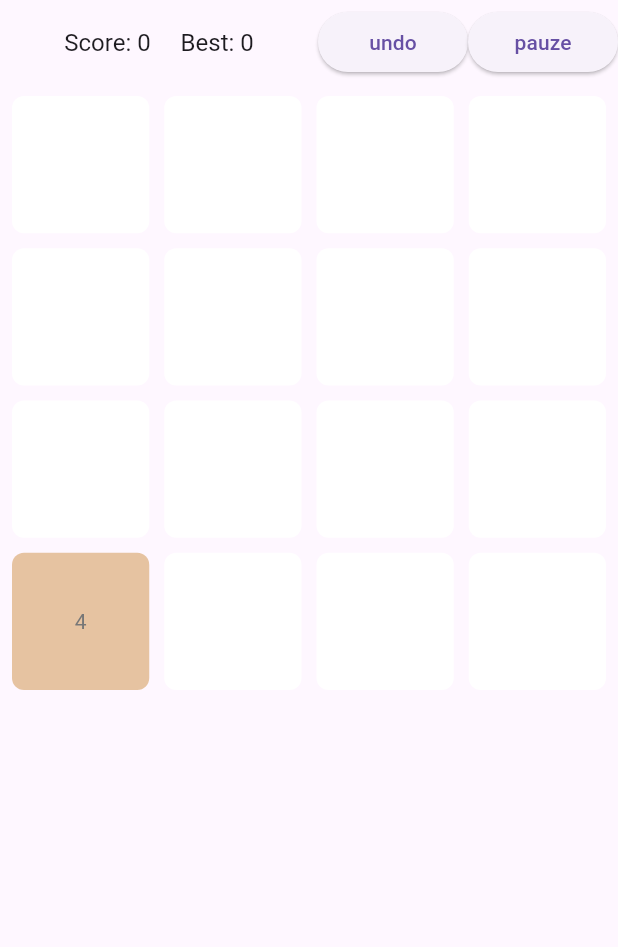
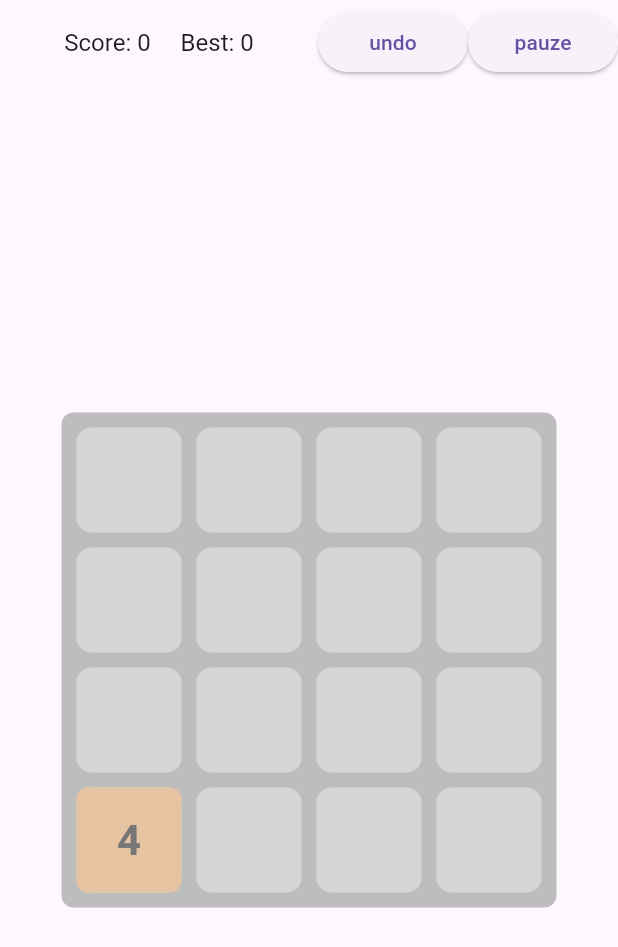
Before and after one commit to 0353497/2048_skills_w29, a Flutter app: the screen it shows after launch, after a tap on "New Game", on a phone screen of 412 x 824 dp. Shown: the top 947 px of the screen. Run offline on Flutter 3.47's test engine with Material 3 defaults, Android fonts, the phone set to English and light mode, and no system bars; our stand-ins replace shared_preferences.

Commit message:
Refactor ScoreContainer to StatefulWidget and implement animation; add TileModel and SwipeDirection model; enhance game logic and UI components

```diff
--- /dev/null
+++ b/lib/components/game_background.dart
@@ -0,0 +1,44 @@
+
+import 'package:flutter/material.dart';
+
+class GameBackground extends StatelessWidget {
+  final int size;
+  final double cellSize;
+  final double cellSpacing;
+
+  const GameBackground({
+    super.key,
+    required this.size,
+    required this.cellSize,
+    required this.cellSpacing,
+  });
+
+  @override
+  Widget build(BuildContext context) {
+    return Container(
+      decoration: BoxDecoration(
+        color: Colors.grey[400],
+        borderRadius: BorderRadius.circular(8),
+      ),
+      padding: EdgeInsets.all(cellSpacing),
+      child: Stack(
+        children: [
+          for (int row = 0; row < size; row++)
+            for (int col = 0; col < size; col++)
+              Positioned(
+                left: col * (cellSize + cellSpacing),
+                top: row * (cellSize + cellSpacing),
+                child: Container(
+                  width: cellSize,
+                  height: cellSize,
+                  decoration: BoxDecoration(
+                    color: Colors.grey[350],
+                    borderRadius: BorderRadius.circular(10),
+                  ),
+                ),
+              ),
+        ],
+      ),
+    );
+  }
+}
--- a/lib/components/score_container.dart
+++ b/lib/components/score_container.dart
@@ -1,40 +1,101 @@
 import 'package:flutter/material.dart';
 import 'package:the_modern_edition_2048/utils/colorhandler.dart';
 
-class ScoreContainer extends StatelessWidget {
-  const ScoreContainer({super.key, required this.score});
+class ScoreContainer extends StatefulWidget {
+  const ScoreContainer({
+    super.key,
+    required this.score,
+    required this.position,
+    required this.cellSize,
+    this.isNew = false,
+  });
+
   final int score;
+  final Offset position;
+  final double cellSize;
+  final bool isNew;
+
+  @override
+  State<ScoreContainer> createState() => _ScoreContainerState();
+}
+
+class _ScoreContainerState extends State<ScoreContainer> with SingleTickerProviderStateMixin {
+  AnimationController? _scaleController;
+  Animation<double>? _scaleAnimation;
+
+  @override
+  void initState() {
+    super.initState();
+    _initializeAnimation();
+  }
+
+  void _initializeAnimation() {
+    _scaleController = AnimationController(
+      duration: const Duration(milliseconds: 400),
+      vsync: this,
+    );
+
+    _scaleAnimation = Tween<double>(
+      begin: widget.isNew ? 0.1 : 1.0,
+      end: 1.0,
+    ).animate(CurvedAnimation(
+      parent: _scaleController!,
+      curve: Curves.easeInOutBack,
+    ));
+
+    if (widget.isNew) {
+      _scaleController!.forward();
+    }
+  }
+
+  @override
+  void dispose() {
+    _scaleController?.dispose();
+    super.dispose();
+  }
+
   @override
   Widget build(BuildContext context) {
-    if (score == 0) {
-      return Container(
-        decoration: BoxDecoration(
-        color: ColorHandler.getColorFromValue(score),
-        borderRadius: BorderRadius.circular(8)
-      ),
-      child: Center(
-        child: Text(
-          score == 0 ? '' : score.toString(),
-          style: TextStyle(
-            color: ColorHandler.getTextColorFromValue(score)
-          ),
-        ),
+    if (_scaleController == null || _scaleAnimation == null) {
+      _initializeAnimation();
+    }
+
+    return AnimatedPositioned(
+      duration: const Duration(milliseconds: 300),
+      curve: Curves.easeInOut,
+      left: widget.position.dx,
+      top: widget.position.dy,
+      width: widget.cellSize,
+      height: widget.cellSize,
+      child: AnimatedBuilder(
+        animation: _scaleAnimation!,
+        builder: (context, child) {
+          return Transform.scale(
+            scale: _scaleAnimation!.value,
+            child: child,
+          );
+        },
+        child: _buildTileContent(),
       ),
     );
   }
 
-
-    return AnimatedContainer(
-      duration: Duration(milliseconds: 500),
+  Widget _buildTileContent() {
+    return widget.score == 0
+      ? const SizedBox()
+      : AnimatedContainer(
+          duration: const Duration(milliseconds: 300),
           decoration: BoxDecoration(
-        color: ColorHandler.getColorFromValue(score),
-        borderRadius: BorderRadius.circular(8)
+            color: ColorHandler.getColorFromValue(widget.score),
+            borderRadius: BorderRadius.circular(8),
           ),
           child: Center(
             child: Text(
-          score == 0 ? '' : score.toString(),
+              widget.score.toString(),
               style: TextStyle(
-            color: ColorHandler.getTextColorFromValue(score)
+                fontSize: widget.score > 100 ? 22 : 28,
+                fontWeight: FontWeight.bold,
+                color: ColorHandler.getTextColorFromValue(widget.score),
               ),
             ),
           ),
--- a/lib/game.dart
+++ b/lib/game.dart
@@ -2,17 +2,14 @@ import 'dart:convert';
 import 'dart:math';
 
 import 'package:flutter/material.dart';
+import 'package:the_modern_edition_2048/components/game_background.dart';
 import 'package:the_modern_edition_2048/components/game_over_dialog.dart';
 import 'package:the_modern_edition_2048/components/score_container.dart';
 import 'package:the_modern_edition_2048/homepage.dart';
 import 'package:shared_preferences/shared_preferences.dart';
+import 'package:the_modern_edition_2048/models/swipe_direction_model.dart';
+import 'package:the_modern_edition_2048/models/tile_model.dart';
 
-enum SwipeDirection {
-  up,
-  down,
-  left,
-  right,
-}
 
 class GamePage extends StatefulWidget {
   const GamePage({super.key, this.isLastGame = false});
@@ -22,7 +19,6 @@ class GamePage extends StatefulWidget {
 }
 
 class _GamePageState extends State<GamePage> {
-
   List<List<int>> game = [
     [0, 0, 0, 0],
     [0, 0, 0, 0],
@@ -30,10 +26,16 @@ class _GamePageState extends State<GamePage> {
     [0, 0, 0, 0]
   ];
   List<List<List<int>>> gameStates = [];
+  List<TileModel> tiles = [];
+  int nextTileId = 0;
   bool isGameOver = false;
   int currentScore = 0;
   int highScore = 0;
 
+  final int gridSize = 4;
+  final double cellSize = 70.0;
+  final double cellSpacing = 10.0;
+  (int, int) lastAddedPosition = (0, 0);
   final Duration _debounceTime = Duration(milliseconds: 400);
   bool _isProcessingSwipe = false;
   late SharedPreferences prefs;
@@ -46,16 +48,57 @@ class _GamePageState extends State<GamePage> {
     if (widget.isLastGame) setupLastGame();
   }
 
+  void _updateTilesList() {
+    Map<String, TileModel> existingTilesByPosition = {};
+    for (var tile in tiles) {
+      existingTilesByPosition["${tile.row}-${tile.col}"] = tile;
+    }
+
+    List<TileModel> newTiles = [];
+
+    for (int row = 0; row < game.length; row++) {
+      for (int col = 0; col < game[row].length; col++) {
+        int value = game[row][col];
+        if (value > 0) {
+          String posKey = "$row-$col";
+          if (existingTilesByPosition.containsKey(posKey)) {
+            TileModel existing = existingTilesByPosition[posKey]!;
+            if (existing.value != value) {
+              newTiles.add(existing.copyWith(value: value, isNew: false));
+            } else {
+              newTiles.add(existing.copyWith(isNew: false));
+            }
+          } else {
+            newTiles.add(TileModel(
+              id: "$row-$col-$nextTileId",
+              value: value,
+              row: row,
+              col: col,
+              isNew: true,
+            ));
+            nextTileId++;
+          }
+        }
+      }
+    }
+
+    setState(() {
+      tiles = newTiles;
+    });
+  }
+
   @override
   Widget build(BuildContext context) {
+    double gridWidth = gridSize * cellSize + (gridSize + 1) * cellSpacing;
+
     return Scaffold(
       appBar: AppBar(
         automaticallyImplyLeading: false,
         title: Row(
-          spacing: 20,
           mainAxisAlignment: MainAxisAlignment.center,
           children: [
             Text("Score: $currentScore", style: TextStyle(fontSize: 16)),
+            SizedBox(width: 20),
             Text("Best: $highScore", style: TextStyle(fontSize: 16)),
           ],
         ),
@@ -83,7 +126,7 @@ class _GamePageState extends State<GamePage> {
           } else if (details.delta.dy > 5) {
             _handleSwipe(SwipeDirection.down);
           }
-          if (details.delta.dx < -5) {
+          else if (details.delta.dx < -5) {
             _handleSwipe(SwipeDirection.left);
           } else if (details.delta.dx > 5) {
             _handleSwipe(SwipeDirection.right);
@@ -98,25 +141,19 @@ class _GamePageState extends State<GamePage> {
         },
         child: SizedBox.expand(
           child: SafeArea(
-            child: Padding(
-              padding: const EdgeInsets.all(8.0),
             child: Center(
+              child: SizedBox(
+                width: gridWidth,
+                height: gridWidth,
                 child: Stack(
                   children: [
-                    GridView.count(
-                      physics: NeverScrollableScrollPhysics(),
-                      mainAxisSpacing: 10,
-                      crossAxisSpacing: 10,
-                      crossAxisCount: 4,
-                      children: [
-                        for (final rows in game)
-                        ...rows.map(
-                          (number) {
-                            return ScoreContainer(score: number);
-                          }
-                        )
-                      ],
+                    GameBackground(
+                      size: gridSize,
+                      cellSize: cellSize,
+                      cellSpacing: cellSpacing,
                     ),
+
+                    ...getAllCellWidgets(),
                   ],
                 ),
               ),
@@ -124,6 +161,30 @@ class _GamePageState extends State<GamePage> {
           ),
         ),
       ),
+    );
+  }
+
+  List<Widget> getAllCellWidgets() {
+    List<Widget> cells = [];
+    for (var tile in tiles) {
+      cells.add(
+        ScoreContainer(
+          key: ValueKey(tile.id),
+          score: tile.value,
+          position: _calculatePosition(tile.row, tile.col),
+          cellSize: cellSize,
+          isNew: tile.isNew,
+        ),
+      );
+    }
+
+    return cells;
+  }
+
+  Offset _calculatePosition(int row, int col) {
+    return Offset(
+      col * cellSize + (col + 1) * cellSpacing,
+      row * cellSize + (row + 1) * cellSpacing,
     );
   }
 
@@ -148,6 +209,7 @@ class _GamePageState extends State<GamePage> {
       setState(() {
         currentScore = (currentScore / 2).toInt();
         game = gameStates.removeLast();
+        _updateTilesList();
       });
     }
   }
@@ -175,7 +237,6 @@ class _GamePageState extends State<GamePage> {
         builder: (_)
         => GameOverDialog(currentScore: currentScore, highScore: highScore, undo: undo),
         barrierDismissible: false,
-
         );
       });
       return;
@@ -184,16 +245,25 @@ class _GamePageState extends State<GamePage> {
     final randomNumber = Random().nextInt(10);
     int numberToAdd = 2;
 
-    //10% change
+    // 10% chance of adding a 4 instead of a 2
     if (randomNumber == 0) {
       numberToAdd = 4;
     }
 
     final randomIndex = Random().nextInt(options.length);
     final (int, int) placeToAddNumber = options[randomIndex];
-
+    lastAddedPosition = placeToAddNumber;
     setState(() {
       game[placeToAddNumber.$1][placeToAddNumber.$2] = numberToAdd;
+
+      tiles.add(TileModel(
+        id: "${placeToAddNumber.$1}-${placeToAddNumber.$2}-$nextTileId",
+        value: numberToAdd,
+        row: placeToAddNumber.$1,
+        col: placeToAddNumber.$2,
+        isNew: true,
+      ));
+      nextTileId++;
     });
   }
 
@@ -226,6 +296,11 @@ class _GamePageState extends State<GamePage> {
   }
 
   void calculateNewPositions(SwipeDirection direction) {
+    Map<String, TileModel> tilesByPosition = {};
+    for (var tile in tiles) {
+      tilesByPosition["${tile.row}-${tile.col}"] = tile;
+    }
+
     List<List<bool>> merged = List.generate(
       game.length,
       (i) => List.generate(game[i].length, (j) => false)
@@ -233,13 +308,13 @@ class _GamePageState extends State<GamePage> {
 
     List<(int, int)> options = getOptionsWhereNotNull();
     if (direction == SwipeDirection.right) {
+      options.sort((a, b) => b.$2.compareTo(a.$2));
+    } else if (direction == SwipeDirection.down) {
       options.sort((a, b) => b.$1.compareTo(a.$1));
-    } else if (direction == SwipeDirection.down) {
-      options.sort((a, b) => b.$2.compareTo(a.$2));
     } else if (direction == SwipeDirection.left) {
+      options.sort((a, b) => a.$2.compareTo(b.$2));
+    } else if (direction == SwipeDirection.up) {
       options.sort((a, b) => a.$1.compareTo(b.$1));
-    } else if (direction == SwipeDirection.up) {
-      options.sort((a, b) => a.$2.compareTo(b.$2));
     }
 
     for (var option in options) {
@@ -249,22 +324,34 @@ class _GamePageState extends State<GamePage> {
       (int, int) newPos = _moveBlockAsFarAsPossible(option, direction);
 
       if (newPos != option) {
-        setState(() {
+        String oldPosKey = "${option.$1}-${option.$2}";
+        if (tilesByPosition.containsKey(oldPosKey)) {
+          TileModel movingTile = tilesByPosition[oldPosKey]!;
+          tilesByPosition.remove(oldPosKey);
+
           game[newPos.$1][newPos.$2] = value;
           game[option.$1][option.$2] = 0;
-        });
+
+          tilesByPosition["${newPos.$1}-${newPos.$2}"] = movingTile.copyWith(
+            row: newPos.$1,
+            col: newPos.$2,
+          );
+        } else {
+          game[newPos.$1][newPos.$2] = value;
+          game[option.$1][option.$2] = 0;
+        }
       }
     }
 
     options = getOptionsWhereNotNull();
     if (direction == SwipeDirection.right) {
+      options.sort((a, b) => b.$2.compareTo(a.$2));
+    } else if (direction == SwipeDirection.down) {
       options.sort((a, b) => b.$1.compareTo(a.$1));
-    } else if (direction == SwipeDirection.down) {
-      options.sort((a, b) => b.$2.compareTo(a.$2));
     } else if (direction == SwipeDirection.left) {
+      options.sort((a, b) => a.$2.compareTo(b.$2));
+    } else if (direction == SwipeDirection.up) {
       options.sort((a, b) => a.$1.compareTo(b.$1));
-    } else if (direction == SwipeDirection.up) {
-      options.sort((a, b) => a.$2.compareTo(b.$2));
     }
 
     for (var option in options) {
@@ -273,8 +360,23 @@ class _GamePageState extends State<GamePage> {
 
       (int, int)? mergeTarget = _findMergeTarget(option, direction, merged);
       if (mergeTarget != null) {
-        setState(() {
         int mergedValue = value * 2;
+
+        String srcPosKey = "${option.$1}-${option.$2}";
+        String targetPosKey = "${mergeTarget.$1}-${mergeTarget.$2}";
+
+        TileModel? sourceTile = tilesByPosition[srcPosKey];
+        TileModel? targetTile = tilesByPosition[targetPosKey];
+
+        if (sourceTile != null && targetTile != null) {
+          tilesByPosition[targetPosKey] = targetTile.copyWith(
+            value: mergedValue,
+            isNew: false,
+          );
+
+          tilesByPosition.remove(srcPosKey);
+        }
+
         game[mergeTarget.$1][mergeTarget.$2] = mergedValue;
         game[option.$1][option.$2] = 0;
         merged[mergeTarget.$1][mergeTarget.$2] = true;
@@ -285,19 +387,18 @@ class _GamePageState extends State<GamePage> {
           highScore = currentScore;
           prefs.setInt("highScore", currentScore);
         }
-        });
       }
     }
 
     options = getOptionsWhereNotNull();
     if (direction == SwipeDirection.right) {
+      options.sort((a, b) => b.$2.compareTo(a.$2));
+    } else if (direction == SwipeDirection.down) {
       options.sort((a, b) => b.$1.compareTo(a.$1));
-    } else if (direction == SwipeDirection.down) {
-      options.sort((a, b) => b.$2.compareTo(a.$2));
     } else if (direction == SwipeDirection.left) {
+      options.sort((a, b) => a.$2.compareTo(b.$2));
+    } else if (direction == SwipeDirection.up) {
       options.sort((a, b) => a.$1.compareTo(b.$1));
-    } else if (direction == SwipeDirection.up) {
-      options.sort((a, b) => a.$2.compareTo(b.$2));
     }
 
     for (var option in options) {
@@ -307,12 +408,31 @@ class _GamePageState extends State<GamePage> {
       (int, int) newPos = _moveBlockAsFarAsPossible(option, direction);
 
       if (newPos != option) {
-        setState(() {
+        String oldPosKey = "${option.$1}-${option.$2}";
+        if (tilesByPosition.containsKey(oldPosKey)) {
+
+          TileModel movingTile = tilesByPosition[oldPosKey]!;
+          tilesByPosition.remove(oldPosKey);
+
           game[newPos.$1][newPos.$2] = value;
           game[option.$1][option.$2] = 0;
-        });
+
+          tilesByPosition["${newPos.$1}-${newPos.$2}"] = movingTile.copyWith(
+            row: newPos.$1,
+            col: newPos.$2,
+          );
+        } else {
+          game[newPos.$1][newPos.$2] = value;
+          game[option.$1][option.$2] = 0;
         }
       }
+    }
+
+    List<TileModel> updatedTiles = tilesByPosition.values.toList();
+
+    setState(() {
+      tiles = updatedTiles;
+    });
   }
 
   (int, int) _moveBlockAsFarAsPossible((int, int) position, SwipeDirection direction) {
@@ -346,36 +466,20 @@ class _GamePageState extends State<GamePage> {
     int value = game[row][col];
 
     if (direction == SwipeDirection.left) {
-      for (int c = col - 1; c >= 0; c--) {
-        if (game[row][c] == value && !merged[row][c]) {
-          return (row, c);
-        } else if (game[row][c] != 0) {
-          break;
-        }
+      if (col > 0 && game[row][col - 1] == value && !merged[row][col - 1]) {
+        return (row, col - 1);
       }
     } else if (direction == SwipeDirection.right) {
-      for (int c = col + 1; c < game[0].length; c++) {
-        if (game[row][c] == value && !merged[row][c]) {
-          return (row, c);
-        } else if (game[row][c] != 0) {
-          break;
-        }
+      if (col < game[0].length - 1 && game[row][col + 1] == value && !merged[row][col + 1]) {
+        return (row, col + 1);
       }
     } else if (direction == SwipeDirection.up) {
-      for (int r = row - 1; r >= 0; r--) {
-        if (game[r][col] == value && !merged[r][col]) {
-          return (r, col);
-        } else if (game[r][col] != 0) {
-          break;
-        }
+      if (row > 0 && game[row - 1][col] == value && !merged[row - 1][col]) {
+        return (row - 1, col);
       }
     } else if (direction == SwipeDirection.down) {
-      for (int r = row + 1; r < game.length; r++) {
-        if (game[r][col] == value && !merged[r][col]) {
-          return (r, col);
-        } else if (game[r][col] != 0) {
-          break;
-        }
+      if (row < game.length - 1 && game[row + 1][col] == value && !merged[row + 1][col]) {
+        return (row + 1, col);
       }
     }
 
--- a/lib/homepage.dart
+++ b/lib/homepage.dart
@@ -39,7 +39,7 @@ class _HomepageState extends State<Homepage> {
                   scale: 1.2,
                   child: Text("2024 - The Modern Edition"),
                   ),
-                (prefs.getInt('highScore') != null) ? Text("Welcome back") : Text("Welcome"),
+                (prefs.getInt('highScore') != null) ? Text("Welcome back!") : Text("Welcome!"),
                 ElevatedButton(
                 onPressed: () {
                   Navigator.push(context, MaterialPageRoute(builder: (_) => GamePage()));
--- /dev/null
+++ b/lib/models/swipe_direction_model.dart
@@ -0,0 +1,6 @@
+enum SwipeDirection {
+  up,
+  down,
+  left,
+  right,
+}
--- /dev/null
+++ b/lib/models/tile_model.dart
@@ -0,0 +1,31 @@
+class TileModel {
+  final String id;
+  final int value;
+  final int row;
+  final int col;
+  final bool isNew;
+
+  TileModel({
+    required this.id,
+    required this.value,
+    required this.row,
+    required this.col,
+    this.isNew = false,
+  });
+
+  TileModel copyWith({
+    String? id,
+    int? value,
+    int? row,
+    int? col,
+    bool? isNew,
+  }) {
+    return TileModel(
+      id: id ?? this.id,
+      value: value ?? this.value,
+      row: row ?? this.row,
+      col: col ?? this.col,
+      isNew: isNew ?? this.isNew,
+    );
+  }
+}
```
Also changed, not shown: 1 other file. Lines whose indentation alone changed are shown as unchanged.
